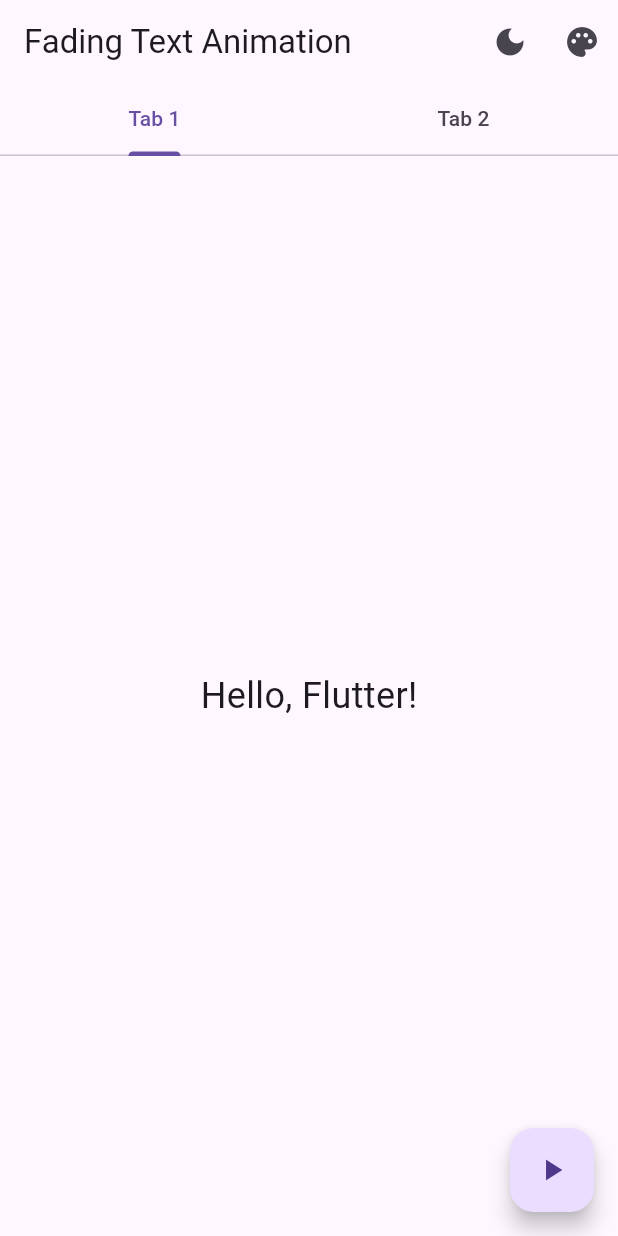
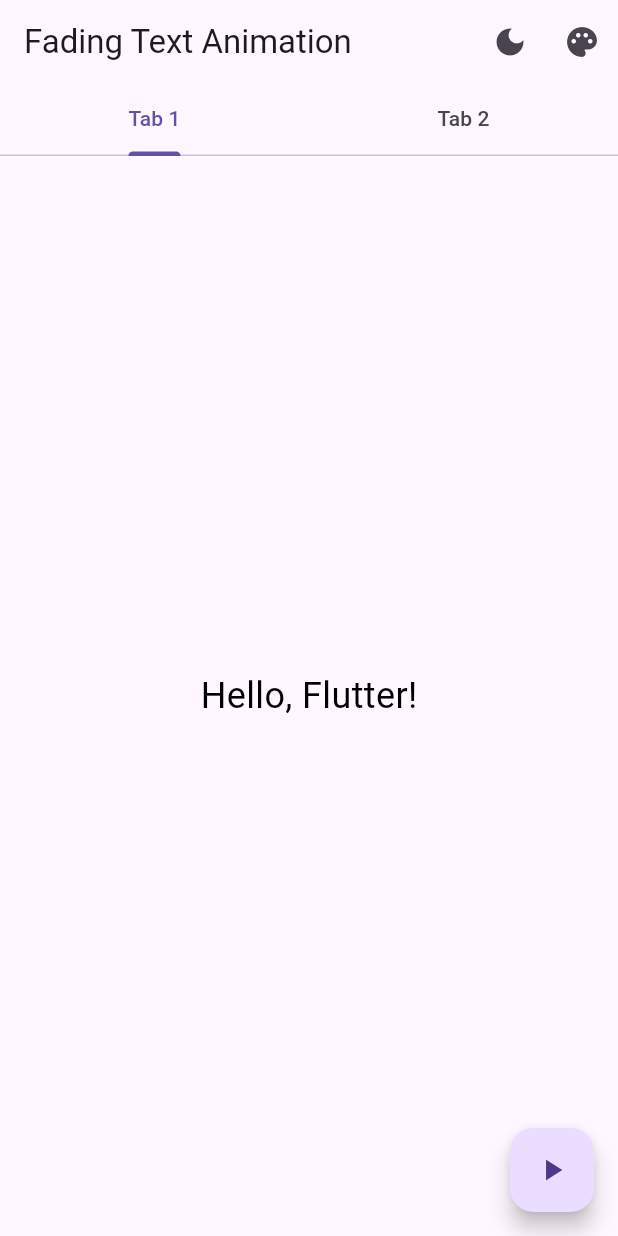
Before and after one commit to AndresZ1129/fading_animation, a Flutter app: the screen it shows after launch, on a phone screen of 412 x 824 dp. Run offline on Flutter 3.47's test engine with Material 3 defaults, Android fonts, the phone set to English and light mode, and no system bars; our stand-ins replace flutter_colorpicker.

Commit message:
debugging merge

```diff
--- a/lib/main.dart
+++ b/lib/main.dart
@@ -138,9 +138,9 @@ class _FadingTextAnimationState extends State<FadingTextAnimation>
                 opacity: _isVisible ? 1.0 : 0.0,
                 duration: const Duration(seconds: 1),
                 curve: Curves.easeInOut,
-                child: const Text(
+                child: Text(
                   'Hello, Flutter!',
-                  style: TextStyle(fontSize: 24),
+                  style: TextStyle(fontSize: 24, color: _textColor),
                 ),
               ),
             ),
@@ -153,9 +153,9 @@ class _FadingTextAnimationState extends State<FadingTextAnimation>
                 opacity: _isVisible ? 1.0 : 0.0,
                 duration: const Duration(seconds: 1),
                 curve: Curves.bounceIn,
-                child: const Text(
+                child: Text(
                   'Hello, Flutter!',
-                  style: TextStyle(fontSize: 24),
+                  style: TextStyle(fontSize: 24, color: _textColor),
                 ),
               ),
             ),
```
